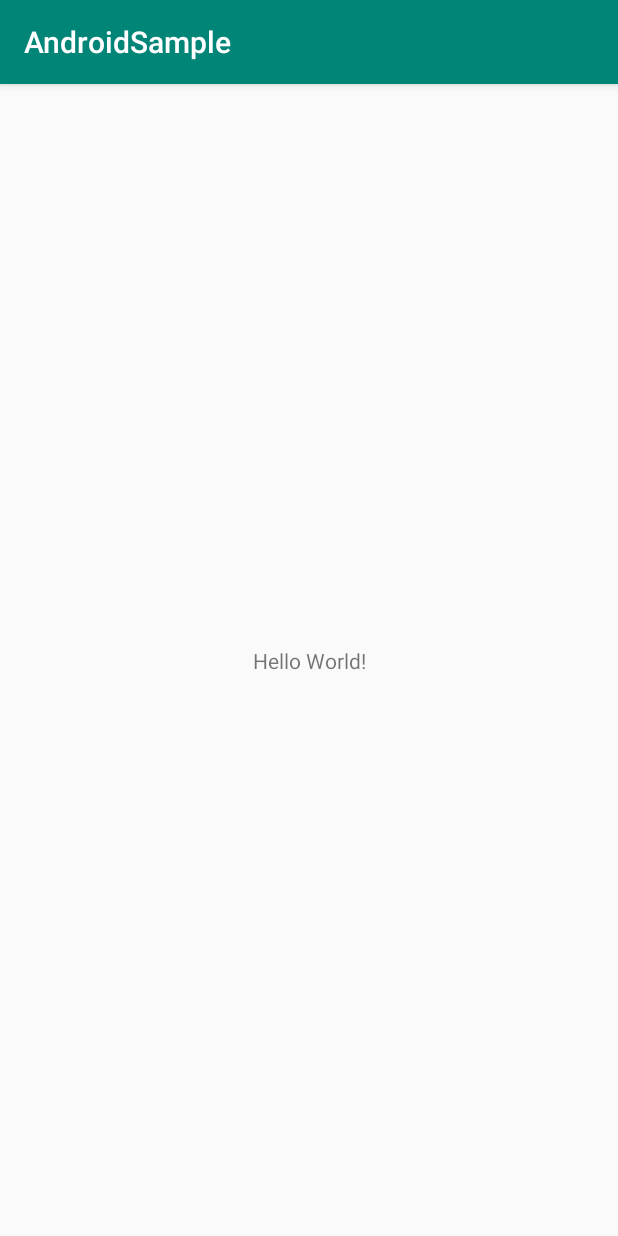
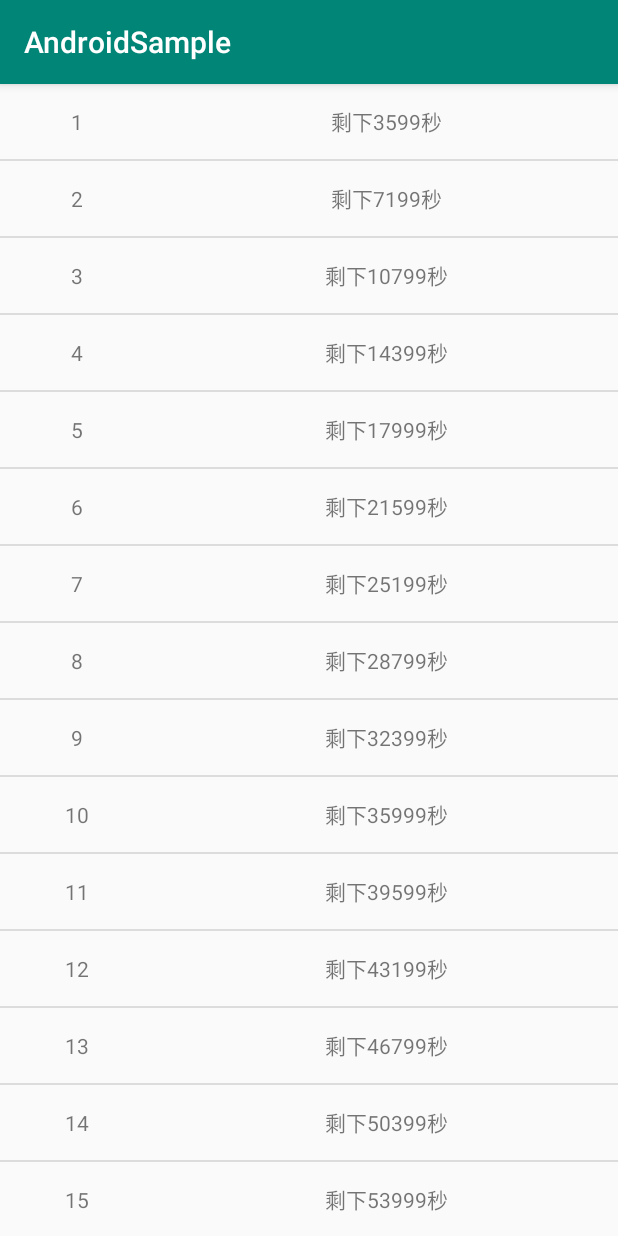
Before and after one commit to zhanzengyu/AndroidSamples, an Android app: the screen it shows after launch (MainActivity), on a phone screen of 412 x 824 dp. Run offline under Robolectric (Android 15) with nearby library versions, the phone set to English and light mode, and no system bars; libraries missing offline, so code that uses them is left out: me.everything.android; 1 statement that could not run was skipped.

Commit message:
add RecyclerView countdown usage

```diff
--- a/app/build.gradle
+++ b/app/build.gradle
@@ -32,11 +32,14 @@ android {
 }
 
 dependencies {
-
     implementation 'androidx.appcompat:appcompat:1.6.1'
     implementation 'com.google.android.material:material:1.9.0'
     implementation 'androidx.constraintlayout:constraintlayout:2.1.4'
     testImplementation 'junit:junit:4.13.2'
     androidTestImplementation 'androidx.test.ext:junit:1.1.5'
     androidTestImplementation 'androidx.test.espresso:espresso-core:3.5.1'
+    implementation "androidx.recyclerview:recyclerview:1.3.1"
+    // For control over item selection of both touch and mouse driven selection
+    implementation "androidx.recyclerview:recyclerview-selection:1.1.0"
+    implementation 'io.github.everythingme:overscroll-decor-android:1.1.1'
 }
--- a/app/src/main/java/com/zengyu/sample/MainActivity.java
+++ b/app/src/main/java/com/zengyu/sample/MainActivity.java
@@ -3,12 +3,53 @@ package com.zengyu.sample;
 import android.os.Bundle;
 
 import androidx.appcompat.app.AppCompatActivity;
+import androidx.recyclerview.widget.DividerItemDecoration;
+import androidx.recyclerview.widget.LinearLayoutManager;
+import androidx.recyclerview.widget.RecyclerView;
+
+import com.zengyu.sample.databinding.ActivityMainBinding;
+
+import java.util.ArrayList;
+import java.util.List;
+
+import me.everything.android.ui.overscroll.OverScrollDecoratorHelper;
 
 public class MainActivity extends AppCompatActivity {
+    RecyclerView mRecyclerView;
+    private RecyclerViewAdapter mAdapter;
+    private List<Long> mItemList = new ArrayList<>();
+    ActivityMainBinding mBinding;
 
     @Override
     protected void onCreate(Bundle savedInstanceState) {
         super.onCreate(savedInstanceState);
-        setContentView(R.layout.activity_main);
+        mBinding = ActivityMainBinding.inflate(getLayoutInflater());
+        setContentView(mBinding.getRoot());
+        initData();
+        initRecyclerView();
+    }
+
+    final int ITEM_COUNT = 20;
+    /**
+     * 获取数据源
+     */
+    private void initData() {
+        for (int i = 1; i <= ITEM_COUNT; i++) {
+            mItemList.add(System.currentTimeMillis() + 3600 * 1000 * i);
+        }
+    }
+
+
+    private void initRecyclerView() {
+        mRecyclerView = mBinding.recyclerView;
+        //设置子视图
+        mRecyclerView.setLayoutManager(new LinearLayoutManager(this));
+        //添加分割线
+        mRecyclerView.addItemDecoration(new DividerItemDecoration(this, DividerItemDecoration.VERTICAL));
+        //设置适配器
+        mAdapter = new RecyclerViewAdapter(this, mItemList);
+        mRecyclerView.setAdapter(mAdapter);
+        // Vertical
+        OverScrollDecoratorHelper.setUpOverScroll(mRecyclerView, OverScrollDecoratorHelper.ORIENTATION_VERTICAL);
     }
 }
--- /dev/null
+++ b/app/src/main/java/com/zengyu/sample/RecyclerViewAdapter.java
@@ -0,0 +1,88 @@
+package com.zengyu.sample;
+
+import android.app.Activity;
+import android.os.Handler;
+import android.os.Looper;
+import android.view.LayoutInflater;
+import android.view.ViewGroup;
+
+import androidx.annotation.NonNull;
+import androidx.recyclerview.widget.RecyclerView;
+
+import com.zengyu.sample.databinding.ItemMainBinding;
+
+import java.util.HashSet;
+import java.util.List;
+import java.util.Set;
+import java.util.concurrent.ScheduledExecutorService;
+import java.util.concurrent.ScheduledThreadPoolExecutor;
+import java.util.concurrent.ThreadFactory;
+import java.util.concurrent.TimeUnit;
+
+/**
+ * @Author: zhanzengyu
+ * @CreateDate: 2023/8/8 21:36
+ * @Description:
+ */
+public class RecyclerViewAdapter extends RecyclerView.Adapter<RecyclerViewViewHolder> {
+    private Activity activity;
+    private List<Long> itemList;
+    private Set<RecyclerViewViewHolder> mHolders;
+    private ScheduledExecutorService mExecutorService;
+
+    public RecyclerViewAdapter(Activity activity, List<Long> itemList) {
+        if (activity == null || itemList == null) {
+            throw new IllegalArgumentException("params can't be null");
+        }
+        this.activity = activity;
+        this.itemList = itemList;
+        mHolders = new HashSet<>();
+        mExecutorService = new ScheduledThreadPoolExecutor(1, new ThreadFactory() {
+            @Override
+            public Thread newThread(@NonNull Runnable r) {
+                Thread thread = new Thread(r);
+                thread.setName("countdown");
+                return thread;
+            }
+        });
+        mExecutorService.scheduleAtFixedRate(() -> activity.runOnUiThread(() -> {
+            for (RecyclerViewViewHolder holder : mHolders) {
+                updateTime(holder, holder.getTime());
+            }
+        }), 0, 1000, TimeUnit.MILLISECONDS);
+    }
+
+    @NonNull
+    @Override
+    public RecyclerViewViewHolder onCreateViewHolder(@NonNull ViewGroup parent, int viewType) {
+        ItemMainBinding itemMainBinding = ItemMainBinding.inflate(LayoutInflater.from(parent.getContext()), parent, false);
+        return new RecyclerViewViewHolder(itemMainBinding);
+    }
+
+    @Override
+    public void onBindViewHolder(@NonNull RecyclerViewViewHolder holder, int position) {
+        holder.setTime(itemList.get(position));
+        mHolders.add(holder);
+        holder.mTvNum.setText(String.valueOf(position + 1));
+        updateTime(holder, itemList.get(position));
+    }
+
+    private void updateTime(final RecyclerViewViewHolder holder, final long time) {
+        String content;
+        long remainTime = time - System.currentTimeMillis();
+        remainTime /= 1000;
+        if (remainTime <= 0) {
+            content = "Time up";
+            holder.mTxtTitle.setText(content);
+            return;
+        }
+
+        content = "剩下"+remainTime+"秒";
+        holder.mTxtTitle.setText(content);
+    }
+
+    @Override
+    public int getItemCount() {
+        return itemList.size();
+    }
+}
--- /dev/null
+++ b/app/src/main/java/com/zengyu/sample/RecyclerViewViewHolder.java
@@ -0,0 +1,50 @@
+package com.zengyu.sample;
+
+import android.view.View;
+import android.widget.TextView;
+
+import androidx.annotation.NonNull;
+import androidx.recyclerview.widget.RecyclerView;
+
+import com.zengyu.sample.databinding.ItemMainBinding;
+
+import java.util.Objects;
+
+/**
+ * @Author: zhanzengyu
+ * @CreateDate: 2023/8/8 21:26
+ * @Description:
+ */
+public class RecyclerViewViewHolder extends RecyclerView.ViewHolder {
+    TextView mTxtTitle;
+    TextView mTvNum;
+
+    public RecyclerViewViewHolder(ItemMainBinding itemMainBinding) {
+        super(itemMainBinding.getRoot());
+        mTxtTitle = itemMainBinding.txtTitle;
+        mTvNum = itemMainBinding.tvNum;
+    }
+
+    private long time;
+
+    public long getTime() {
+        return time;
+    }
+
+    public void setTime(long time) {
+        this.time = time;
+    }
+
+    @Override
+    public boolean equals(Object o) {
+        if (this == o) return true;
+        if (o == null || getClass() != o.getClass()) return false;
+        RecyclerViewViewHolder that = (RecyclerViewViewHolder) o;
+        return Objects.equals(mTxtTitle, that.mTxtTitle) && Objects.equals(mTvNum, that.mTvNum);
+    }
+
+    @Override
+    public int hashCode() {
+        return Objects.hash(mTxtTitle, mTvNum);
+    }
+}
--- a/app/src/main/res/layout/activity_main.xml
+++ b/app/src/main/res/layout/activity_main.xml
@@ -1,18 +1,13 @@
 <?xml version="1.0" encoding="utf-8"?>
-<androidx.constraintlayout.widget.ConstraintLayout xmlns:android="http://schemas.android.com/apk/res/android"
-    xmlns:app="http://schemas.android.com/apk/res-auto"
-    xmlns:tools="http://schemas.android.com/tools"
+<RelativeLayout xmlns:android="http://schemas.android.com/apk/res/android"
     android:layout_width="match_parent"
     android:layout_height="match_parent"
-    tools:context=".MainActivity">
+    >
 
-    <TextView
-        android:layout_width="wrap_content"
-        android:layout_height="wrap_content"
-        android:text="Hello World!"
-        app:layout_constraintBottom_toBottomOf="parent"
-        app:layout_constraintLeft_toLeftOf="parent"
-        app:layout_constraintRight_toRightOf="parent"
-        app:layout_constraintTop_toTopOf="parent" />
+    <androidx.recyclerview.widget.RecyclerView
+        android:id="@+id/recycler_view"
+        android:layout_width="match_parent"
+        android:layout_height="match_parent"
+        android:clipToPadding="false" />
 
-</androidx.constraintlayout.widget.ConstraintLayout>
+</RelativeLayout>
--- /dev/null
+++ b/app/src/main/res/layout/item_main.xml
@@ -0,0 +1,23 @@
+<?xml version="1.0" encoding="utf-8"?>
+<LinearLayout xmlns:android="http://schemas.android.com/apk/res/android"
+    android:layout_width="match_parent"
+    android:layout_height="wrap_content"
+    android:orientation="horizontal"
+    >
+
+    <TextView
+        android:id="@+id/tv_num"
+        android:gravity="center"
+        android:layout_weight="1"
+        android:layout_width="0dp"
+        android:layout_height="wrap_content" />
+
+    <TextView
+        android:id="@+id/txt_title"
+        android:gravity="center"
+        android:layout_weight="3"
+        android:layout_width="0dp"
+        android:layout_height="50dp"
+        />
+
+</LinearLayout>
```
Also changed, not shown: 3 other files.
